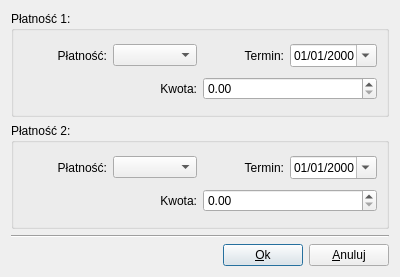
juliagoda/qfaktury, file ui/custompaymentdialog.ui: the form before one commit.
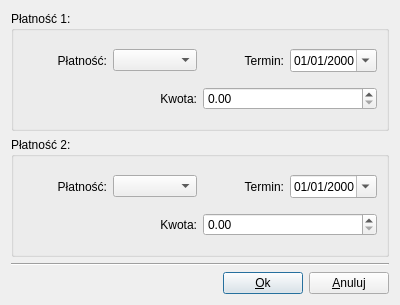
The form after the commit.

The edit to the form file:
```diff
--- a/ui/custompaymentdialog.ui
+++ b/ui/custompaymentdialog.ui
@@ -7,7 +7,7 @@
     <x>0</x>
     <y>0</y>
     <width>400</width>
-    <height>277</height>
+    <height>305</height>
    </rect>
   </property>
   <property name="windowTitle">
```
Left out of the diff: 3 changed lines with no effect on the pictures.
